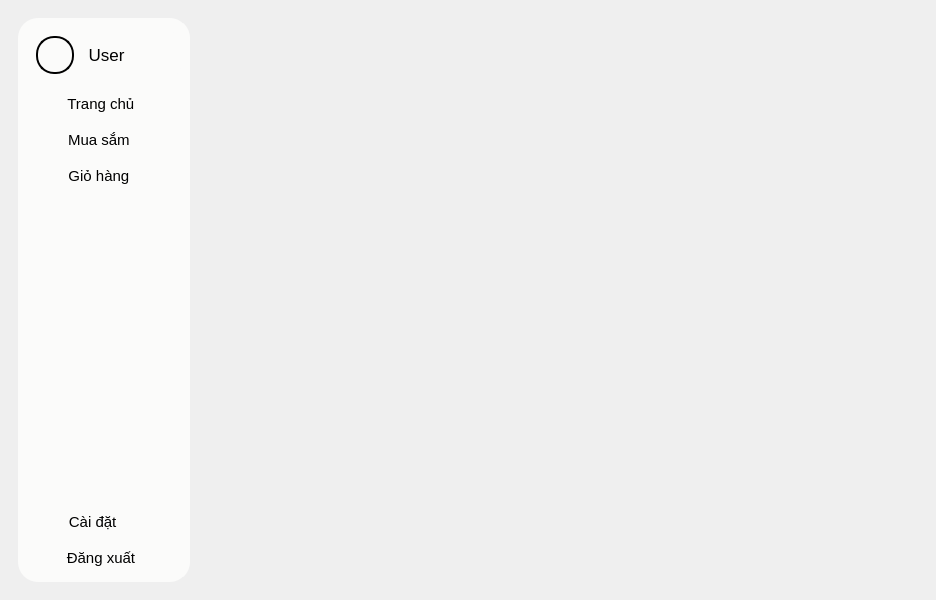
Before: the Qt Designer form SPCK/GUI/main.ui in MaiNgocChau9/Python-App-Instance, drawn with Qt 5.
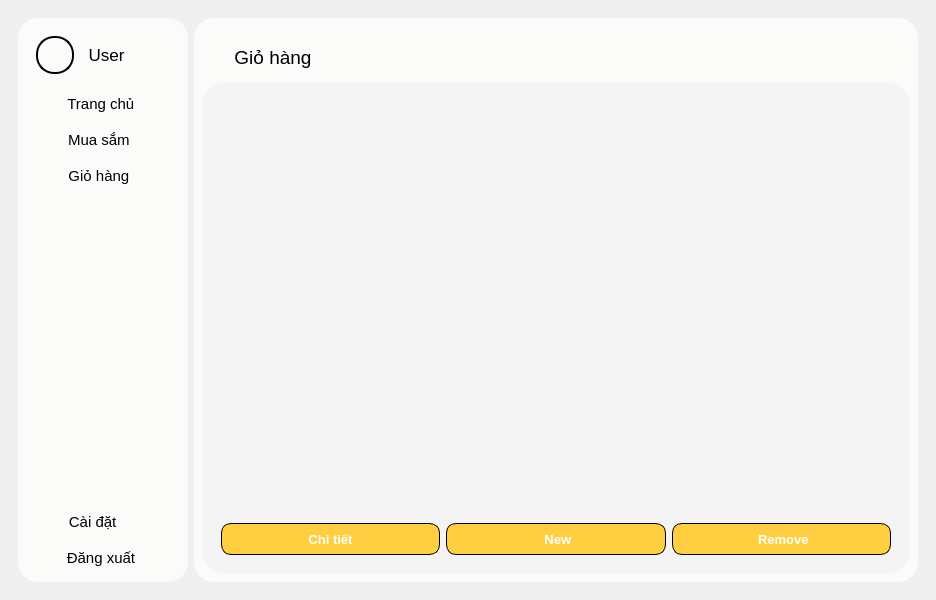
After: the same form once the commit is applied. The open tabs and pages were chosen to show the change. Icons and pictures are not drawn.

Diff of the .ui file:
```diff
--- a/SPCK/GUI/main.ui
+++ b/SPCK/GUI/main.ui
@@ -1073,7 +1073,263 @@
          </widget>
         </item>
         <item>
-         <widget class="QWidget" name="widget_9" native="true"/>
+         <widget class="QWidget" name="widget_9" native="true">
+          <property name="styleSheet">
+           <string notr="true">QWidget{
+	background-color: #FBFBFA;
+	border-radius: 20px;
+}</string>
+          </property>
+          <layout class="QVBoxLayout" name="verticalLayout_9">
+           <item>
+            <widget class="QPushButton" name="pushButton_26">
+             <property name="font">
+              <font>
+               <family>Segoe UI</family>
+               <pointsize>14</pointsize>
+               <weight>50</weight>
+               <bold>false</bold>
+              </font>
+             </property>
+             <property name="styleSheet">
+              <string notr="true">max-height: 40px;
+min-height: 40px;
+max-width: 120px;
+min-width: 120px;
+margin-top: 10px;
+margin-left: 10px;</string>
+             </property>
+             <property name="text">
+              <string>Giỏ hàng</string>
+             </property>
+             <property name="icon">
+              <iconset>
+               <normaloff>../Image/cart_a.png</normaloff>../Image/cart_a.png</iconset>
+             </property>
+             <property name="iconSize">
+              <size>
+               <width>32</width>
+               <height>32</height>
+              </size>
+             </property>
+            </widget>
+           </item>
+           <item>
+            <widget class="QWidget" name="widget_20" native="true">
+             <property name="styleSheet">
+              <string notr="true">border-radius: 20px;
+background-color: #F4F4F4;</string>
+             </property>
+             <layout class="QVBoxLayout" name="verticalLayout_10">
+              <item>
+               <widget class="QListWidget" name="listWidget_2">
+                <property name="font">
+                 <font>
+                  <pointsize>13</pointsize>
+                 </font>
+                </property>
+                <property name="styleSheet">
+                 <string notr="true">QListWidget{
+	border: 0px;
+	margin-top: 0px;
+}
+
+QListWidget::item {
+	background-color: white;
+	height: 60px;
+	margin: 5px;
+	margin-bottom: 10px;
+	border-radius: 15px;
+	padding-left: 15px;
+	padding-right: 15px;
+}
+
+QListWidget::item::hover{
+	background-color: rgb(250, 250, 250);
+	color: black;
+	height: 60px;
+	margin: 5px;
+	margin-bottom: 10px;
+	border-radius: 15px;
+	padding-left: 15px;
+	padding-right: 15px;
+}
+
+QListWidget::item::selected{
+	background-color: rgb(250, 250, 250);
+	color: black;
+	height: 60px;
+	margin: 5px;
+	margin-bottom: 10px;
+	border-radius: 15px;
+	padding-left: 15px;
+	padding-right: 15px;
+	border: 2px solid gray;
+}</string>
+                </property>
+                <property name="verticalScrollBarPolicy">
+                 <enum>Qt::ScrollBarAlwaysOff</enum>
+                </property>
+                <property name="horizontalScrollBarPolicy">
+                 <enum>Qt::ScrollBarAlwaysOff</enum>
+                </property>
+               </widget>
+              </item>
+              <item>
+               <widget class="QWidget" name="widget_21" native="true">
+                <layout class="QHBoxLayout" name="horizontalLayout_13">
+                 <item>
+                  <widget class="QPushButton" name="pushButton_27">
+                   <property name="font">
+                    <font>
+                     <family>Segoe UI</family>
+                     <pointsize>10</pointsize>
+                     <weight>75</weight>
+                     <bold>true</bold>
+                    </font>
+                   </property>
+                   <property name="styleSheet">
+                    <string notr="true">QPushButton{
+	border: 1px solid black;
+	height: 30px;
+	border-radius: 10px;
+	background-color: #FFCE41;
+	color: white;
+}
+
+QPushButton::hover{
+	border: 2px solid black;
+	height: 30px;
+	border-radius: 10px;
+	background-color: #FFCE41;
+}
+
+QPushButton::pressed{
+	border: 2px solid black;
+	height: 30px;
+	border-radius: 10px;
+	background-color: rgb(234, 188, 59);
+}</string>
+                   </property>
+                   <property name="text">
+                    <string>Chi tiết</string>
+                   </property>
+                   <property name="icon">
+                    <iconset>
+                     <normaloff>../../../Python-App-A-/SPCK/Windows/Image/all_note_view.png</normaloff>../../../Python-App-A-/SPCK/Windows/Image/all_note_view.png</iconset>
+                   </property>
+                   <property name="iconSize">
+                    <size>
+                     <width>16</width>
+                     <height>16</height>
+                    </size>
+                   </property>
+                  </widget>
+                 </item>
+                 <item>
+                  <widget class="QPushButton" name="pushButton_28">
+                   <property name="font">
+                    <font>
+                     <family>Segoe UI</family>
+                     <pointsize>10</pointsize>
+                     <weight>75</weight>
+                     <bold>true</bold>
+                    </font>
+                   </property>
+                   <property name="styleSheet">
+                    <string notr="true">QPushButton{
+	border: 1px solid black;
+	height: 30px;
+	border-radius: 10px;
+	background-color: #FFCE41;
+	color: white;
+}
+
+QPushButton::hover{
+	border: 2px solid black;
+	height: 30px;
+	border-radius: 10px;
+	background-color: #FFCE41;
+}
+
+QPushButton::pressed{
+	border: 2px solid black;
+	height: 30px;
+	border-radius: 10px;
+	background-color: rgb(234, 188, 59);
+}</string>
+                   </property>
+                   <property name="text">
+                    <string> New</string>
+                   </property>
+                   <property name="icon">
+                    <iconset>
+                     <normaloff>../../../Python-App-A-/SPCK/Windows/Image/new.png</normaloff>../../../Python-App-A-/SPCK/Windows/Image/new.png</iconset>
+                   </property>
+                   <property name="iconSize">
+                    <size>
+                     <width>16</width>
+                     <height>16</height>
+                    </size>
+                   </property>
+                  </widget>
+                 </item>
+                 <item>
+                  <widget class="QPushButton" name="pushButton_29">
+                   <property name="font">
+                    <font>
+                     <family>Segoe UI</family>
+                     <pointsize>10</pointsize>
+                     <weight>75</weight>
+                     <bold>true</bold>
+                    </font>
+                   </property>
+                   <property name="styleSheet">
+                    <string notr="true">QPushButton{
+	border: 1px solid black;
+	height: 30px;
+	border-radius: 10px;
+	background-color: #FFCE41;
+	color: white;
+}
+
+QPushButton::hover{
+	border: 2px solid black;
+	height: 30px;
+	border-radius: 10px;
+	background-color: #FFCE41;
+}
+
+QPushButton::pressed{
+	border: 2px solid black;
+	height: 30px;
+	border-radius: 10px;
+	background-color: rgb(234, 188, 59);
+}</string>
+                   </property>
+                   <property name="text">
+                    <string> Remove</string>
+                   </property>
+                   <property name="icon">
+                    <iconset>
+                     <normaloff>../../../Python-App-A-/SPCK/Windows/Image/remove.png</normaloff>../../../Python-App-A-/SPCK/Windows/Image/remove.png</iconset>
+                   </property>
+                   <property name="iconSize">
+                    <size>
+                     <width>16</width>
+                     <height>16</height>
+                    </size>
+                   </property>
+                  </widget>
+                 </item>
+                </layout>
+               </widget>
+              </item>
+             </layout>
+            </widget>
+           </item>
+          </layout>
+         </widget>
         </item>
        </layout>
       </widget>
```
Left out of the diff: 440 changed lines with no effect on the pictures.
